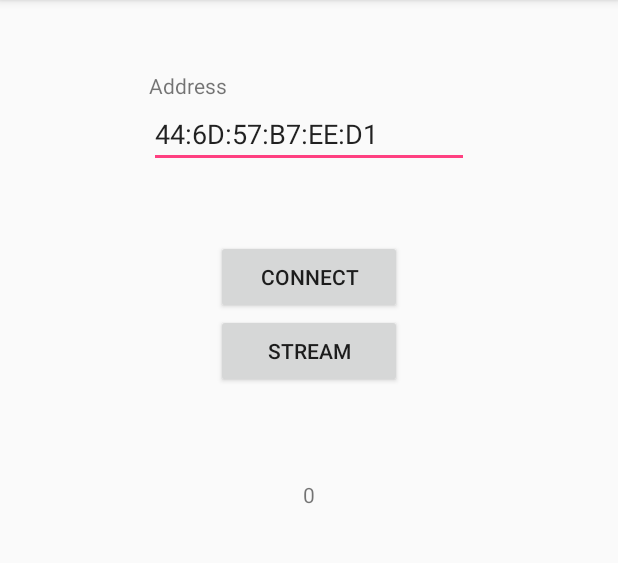
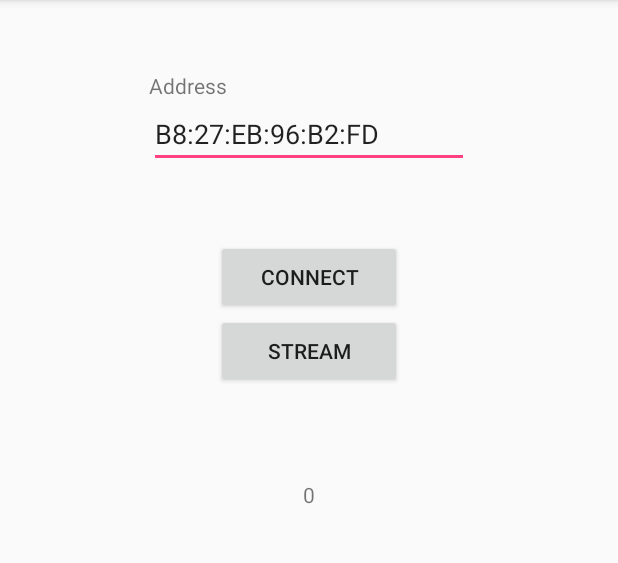
Before and after one commit to FRCteam4909/TGA-Bluetooth-SPP-FeasibilityTest, an Android app: the screen it shows after launch (MainActivity), after a tap on "CONNECT", on a phone screen of 412 x 824 dp, the part 84-647 px from its top. Run offline under Robolectric (Android 15) with nearby library versions, the phone set to English and light mode, and no system bars.

Commit message:
Updates
Latest Version, Tested on Six Tablets

```diff
--- a/app/src/main/java/com/example/bcarlson/spptest/MainActivity.java
+++ b/app/src/main/java/com/example/bcarlson/spptest/MainActivity.java
@@ -12,6 +12,8 @@ import android.widget.TextView;
 
 import java.io.OutputStream;
 import java.util.UUID;
+
+import java.lang.reflect.Method;
 
 public class MainActivity extends AppCompatActivity {
 
@@ -44,8 +46,8 @@ public class MainActivity extends AppCompatActivity {
             @Override
             public void onClick(View view) {
                 String connectAddress = etAddress.getText().toString();
+                Log.v("CONNECT", "Attempting Connect - " + connectAddress);
                 connectBluetooth(connectAddress);
-                Log.v("CONNECT", "Clicked Connect - " + connectAddress);
             }
         });
 
@@ -72,18 +74,23 @@ public class MainActivity extends AppCompatActivity {
             Log.v(TAG, e.getMessage());
         }
 
+        UUID SERIAL_UUID = UUID.fromString("94f39d29-7d6d-437d-973b-fba39e49d4ee");
+
         try {
-            mBluetoothSocket = mBluetoothDevice.createRfcommSocketToServiceRecord(UUID.fromString("94f39d29-7d6d-437d-973b-fba39e49d4ee"));
+            mBluetoothSocket = mBluetoothDevice.createRfcommSocketToServiceRecord(SERIAL_UUID);
+        } catch (Exception e) {
+            Log.v("CONNECT","Error creating socket");
+        }
 
-            mBluetoothAdapter.cancelDiscovery();
+        try {
             mBluetoothSocket.connect();
+            Log.v("CONNECT","Connected");
         } catch (Exception e) {
-            Log.v(TAG, e.getMessage());
+            Log.v("CONNECT", e.getMessage());
         }
     }
 
     public void updateBytesRead(Integer bytes) {
-
         mTotalBytes += bytes;
         tvBytes.setText(mTotalBytes.toString());
     }
--- a/app/src/main/res/layout/activity_main.xml
+++ b/app/src/main/res/layout/activity_main.xml
@@ -38,7 +38,7 @@
         android:layout_height="wrap_content"
         android:ems="10"
         android:inputType="textPersonName"
-        android:text="44:6D:57:B7:EE:D1"
+        android:text="B8:27:EB:96:B2:FD"
         tools:layout_editor_absoluteX="85dp"
         tools:layout_editor_absoluteY="56dp"
         android:layout_below="@+id/textView"
```
Also changed, not shown: 1 other file.
